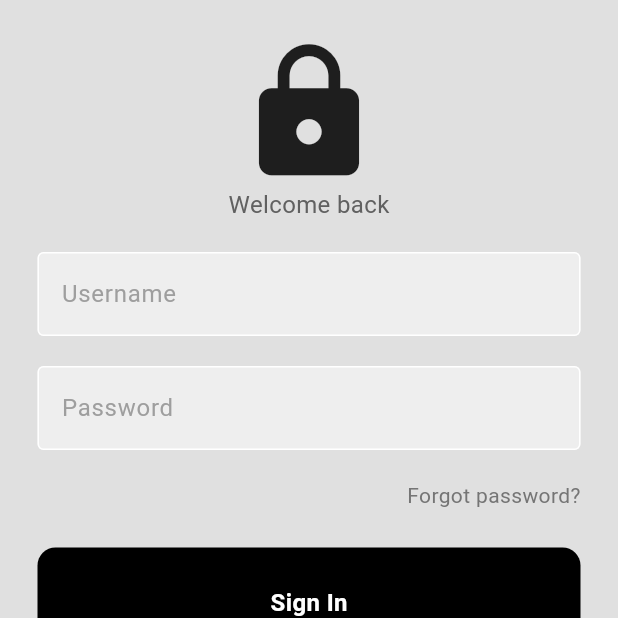
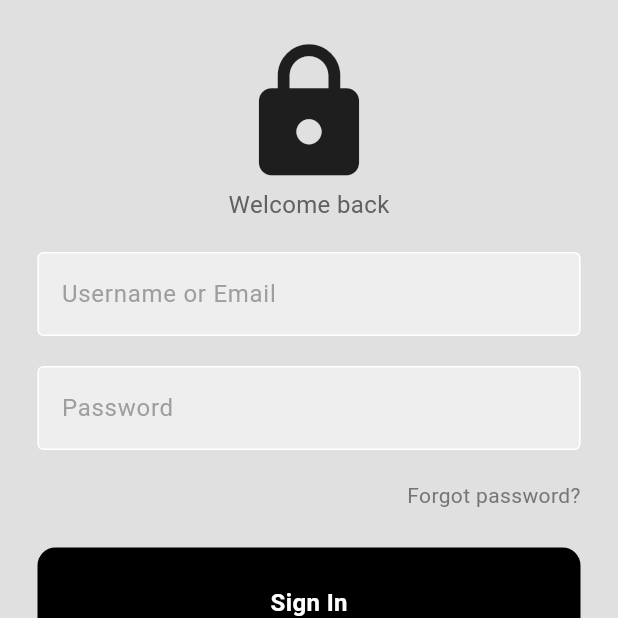
Before and after one commit to kindmemento/y-untitled, a Flutter app: the screen it shows after launch, on a phone screen of 412 x 824 dp, the top half of it. Run offline on Flutter 3.47's test engine with Material 2 defaults, Android fonts, the phone set to English and light mode, and no system bars; our stand-ins replace dio, logger.

Commit message:
implement signUserIn method

```diff
--- a/lib/screens/login/login_screen.dart
+++ b/lib/screens/login/login_screen.dart
@@ -1,18 +1,35 @@
 import 'package:flutter/material.dart';
+import 'package:provider/provider.dart';
+import 'package:y_mobile/api/auth_service.dart';
 import 'package:y_mobile/components/signin_button.dart';
 import 'package:y_mobile/components/textfield.dart';
+import 'package:y_mobile/utils/auth_provider.dart';
 
 class LoginScreen extends StatelessWidget {
-  LoginScreen({super.key});
-
-  final usernameController = TextEditingController();
-  final passwordController = TextEditingController();
-
-  // @TODO: sign in method
-  void signUserIn() {}
+  const LoginScreen({super.key});
 
   @override
   Widget build(BuildContext context) {
+    final authProvider = context.read<AuthProvider>();
+    final authService = AuthService(authProvider);
+    final usernameOrEmailController = TextEditingController();
+    final passwordController = TextEditingController();
+
+    void signUserIn() {
+      String? username;
+      String? email;
+      String password;
+
+      String userInput = usernameOrEmailController.text;
+      if (userInput.contains("@")) {
+        email = userInput;
+      } else {
+        username = userInput;
+      }
+      password = passwordController.text;
+      authService.login(username, email, password);
+    }
+
     return Scaffold(
         backgroundColor: Colors.grey[300],
         body: SafeArea(
@@ -31,8 +48,8 @@ class LoginScreen extends StatelessWidget {
               const SizedBox(height: 20),
 
               CustomTextField(
-                controller: usernameController,
-                hintText: 'Username',
+                controller: usernameOrEmailController,
+                hintText: 'Username or Email',
                 obscureText: false,
               ),
 
@@ -55,7 +72,6 @@ class LoginScreen extends StatelessWidget {
               const SizedBox(height: 25),
 
               SignInButton(onTap: signUserIn),
-
 
               // or continue with google OR apple sign in buttons || THIS WILL BE IMPLEMENTED LATER ON
 
```
